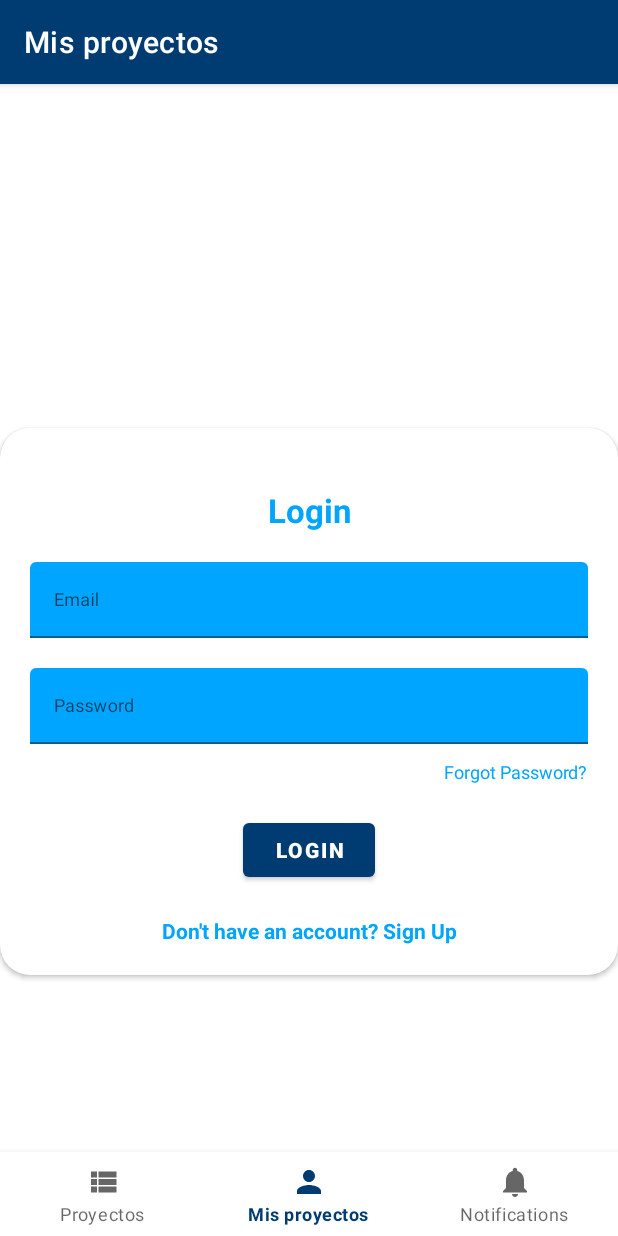
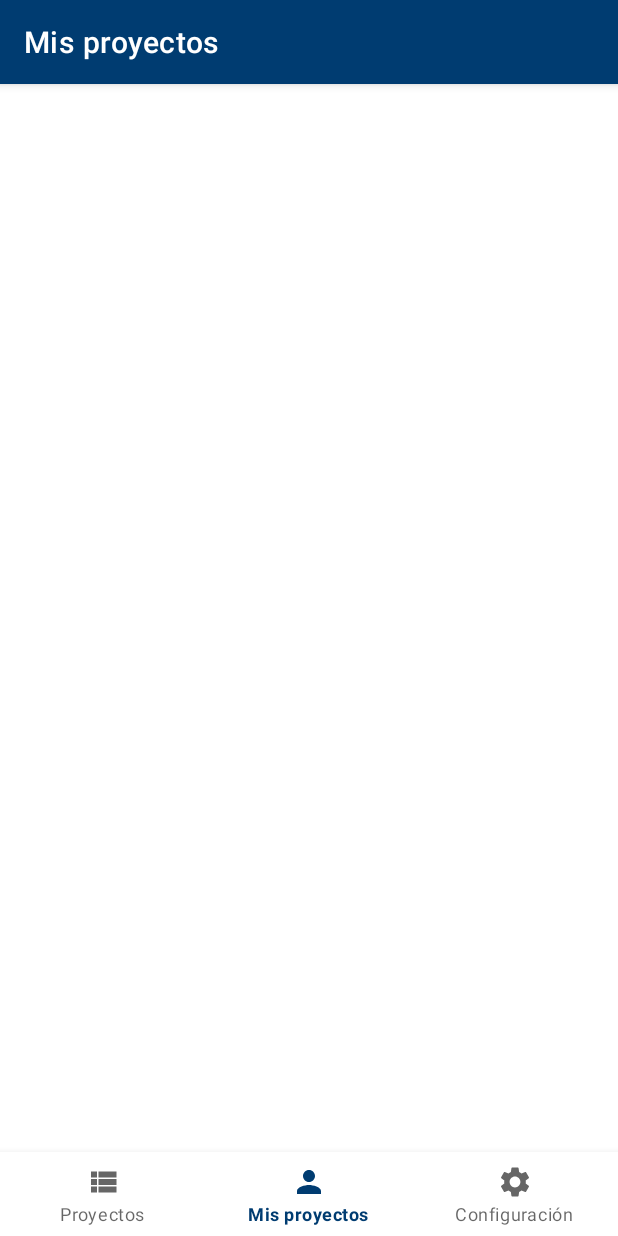
Before and after one commit to MaPache07/CSSApp, an Android app: the MyProjectsFragment screen opened through its navigation route, on a phone screen of 412 x 824 dp. Run offline under Robolectric (Android 15) with nearby library versions, the phone set to English and light mode, and no system bars; our stand-ins replace Firebase (no records; nobody signed in at launch, a user with empty details on screens opened directly), navigation-ui.

Commit message:
login obligatorio agregado, logout funcional, pestaña de configuracion en proceso

```diff
--- a/app/src/main/java/com/uca/app_css/MainActivity.kt
+++ b/app/src/main/java/com/uca/app_css/MainActivity.kt
@@ -1,12 +1,15 @@
 package com.uca.app_css
 
+import android.content.Intent
 import android.os.Bundle
+import android.provider.AlarmClock.EXTRA_MESSAGE
 import com.google.android.material.bottomnavigation.BottomNavigationView
 import androidx.appcompat.app.AppCompatActivity
 import androidx.navigation.findNavController
 import androidx.navigation.ui.AppBarConfiguration
 import androidx.navigation.ui.setupActionBarWithNavController
 import androidx.navigation.ui.setupWithNavController
+import com.google.firebase.auth.FirebaseAuth
 
 class MainActivity : AppCompatActivity() {
 
@@ -15,6 +18,15 @@ class MainActivity : AppCompatActivity() {
         setContentView(R.layout.activity_main)
         val navView: BottomNavigationView = findViewById(R.id.nav_view)
 
+        var mAuth: FirebaseAuth = FirebaseAuth.getInstance()
+
+        if (mAuth.currentUser==null){
+            val intent = Intent(this, LoginActivity::class.java).apply {
+                putExtra(EXTRA_MESSAGE, "test")
+            }
+            startActivity(intent)
+        }
+        else{
             val navController = findNavController(R.id.nav_host_fragment)
             // Passing each menu ID as a set of Ids because each
             // menu should be considered as top level destinations.
@@ -23,4 +35,7 @@ class MainActivity : AppCompatActivity() {
             setupActionBarWithNavController(navController, appBarConfiguration)
             navView.setupWithNavController(navController)
         }
+
+
     }
+}
--- a/app/src/main/java/com/uca/app_css/ui/login/LoginFragment.kt
+++ b/app/src/main/java/com/uca/app_css/ui/login/LoginFragment.kt
@@ -7,14 +7,11 @@ import android.view.View
 import android.view.ViewGroup
 import android.widget.Button
 import android.widget.EditText
-import android.widget.TextView
 import android.widget.Toast
 import androidx.fragment.app.Fragment
-import androidx.lifecycle.Observer
 import androidx.lifecycle.ViewModelProvider
 import com.google.firebase.auth.FirebaseAuth
 import com.uca.app_css.R
-import com.uca.app_css.ui.notifications.NotificationsViewModel
 
 class LoginFragment : Fragment() {
 
--- a/app/src/main/java/com/uca/app_css/ui/my_projects/MyProjectsFragment.kt
+++ b/app/src/main/java/com/uca/app_css/ui/my_projects/MyProjectsFragment.kt
@@ -2,6 +2,7 @@ package com.uca.app_css.ui.my_projects
 
 import android.os.Bundle
 import android.text.TextUtils
+import android.util.Log
 import android.view.LayoutInflater
 import android.view.View
 import android.view.ViewGroup
@@ -14,6 +15,7 @@ import androidx.fragment.app.findFragment
 import androidx.lifecycle.ViewModelProvider
 import com.google.firebase.auth.FirebaseAuth
 import com.uca.app_css.R
+import com.uca.app_css.ui.all_projects.AllProjectsFragment
 import com.uca.app_css.ui.login.LoginFragment
 
 
@@ -32,21 +34,20 @@ class MyProjectsFragment : Fragment(){
                 ViewModelProvider(this).get(MyProjectsViewModel::class.java)
         mAuth = FirebaseAuth.getInstance()
         val root = inflater.inflate(R.layout.fragment_my_projects, container, false)
-        //val textView: TextView = root.findViewById(R.id.text_home)
-        val parentFrag = MyProjectsFragment()
-
+        //val parentFrag = MyProjectsFragment()
+/*
         if(mAuth.currentUser == null){
 
             val childFragment: Fragment = LoginFragment()
             childFragmentManager.beginTransaction().replace(R.id.child_fragment_container, childFragment).commit()
         }
         else{
-            val childFragment: Fragment = LoginFragment()
+            val childFragment: Fragment = AllProjectsFragment()
             childFragmentManager.beginTransaction().replace(R.id.child_fragment_container, childFragment).commit()
-        }
-        /*myProjectsViewModel.text.observe(viewLifecycleOwner, Observer {
-            textView.text = it
-        })*/
+            Log.d("HOLA","llego aca")
+            Log.d("HOLA",mAuth.currentUser!!.email.toString())
+        }*/
         return root
     }
+    //override fun
 }
--- a/app/src/main/java/com/uca/app_css/ui/notifications/NotificationsViewModel.kt
+++ b/app/src/main/java/com/uca/app_css/ui/settings/NotificationsViewModel.kt
@@ -1,4 +1,4 @@
-package com.uca.app_css.ui.notifications
+package com.uca.app_css.ui.settings
 
 import androidx.lifecycle.LiveData
 import androidx.lifecycle.MutableLiveData
--- /dev/null
+++ b/app/src/main/res/drawable/ic_baseline_settings_24.xml
@@ -0,0 +1,5 @@
+<vector android:height="24dp" android:tint="#FFFFFF"
+    android:viewportHeight="24" android:viewportWidth="24"
+    android:width="24dp" xmlns:android="http://schemas.android.com/apk/res/android">
+    <path android:fillColor="@android:color/white" android:pathData="M19.14,12.94c0.04,-0.3 0.06,-0.61 0.06,-0.94c0,-0.32 -0.02,-0.64 -0.07,-0.94l2.03,-1.58c0.18,-0.14 0.23,-0.41 0.12,-0.61l-1.92,-3.32c-0.12,-0.22 -0.37,-0.29 -0.59,-0.22l-2.39,0.96c-0.5,-0.38 -1.03,-0.7 -1.62,-0.94L14.4,2.81c-0.04,-0.24 -0.24,-0.41 -0.48,-0.41h-3.84c-0.24,0 -0.43,0.17 -0.47,0.41L9.25,5.35C8.66,5.59 8.12,5.92 7.63,6.29L5.24,5.33c-0.22,-0.08 -0.47,0 -0.59,0.22L2.74,8.87C2.62,9.08 2.66,9.34 2.86,9.48l2.03,1.58C4.84,11.36 4.8,11.69 4.8,12s0.02,0.64 0.07,0.94l-2.03,1.58c-0.18,0.14 -0.23,0.41 -0.12,0.61l1.92,3.32c0.12,0.22 0.37,0.29 0.59,0.22l2.39,-0.96c0.5,0.38 1.03,0.7 1.62,0.94l0.36,2.54c0.05,0.24 0.24,0.41 0.48,0.41h3.84c0.24,0 0.44,-0.17 0.47,-0.41l0.36,-2.54c0.59,-0.24 1.13,-0.56 1.62,-0.94l2.39,0.96c0.22,0.08 0.47,0 0.59,-0.22l1.92,-3.32c0.12,-0.22 0.07,-0.47 -0.12,-0.61L19.14,12.94zM12,15.6c-1.98,0 -3.6,-1.62 -3.6,-3.6s1.62,-3.6 3.6,-3.6s3.6,1.62 3.6,3.6S13.98,15.6 12,15.6z"/>
+</vector>
--- a/app/src/main/res/layout/layout_login.xml
+++ b/app/src/main/res/layout/layout_login.xml
@@ -63,14 +63,6 @@
             android:layout_gravity="center_horizontal"
             android:layout_marginTop="@dimen/loginViewsMargin"/>
 
-        <TextView
-            style="@style/parent"
-            android:textAlignment="center"
-            android:textStyle="bold"
-            android:textColor="@color/primaryTextColor"
-            android:text="@string/login_signup_hint"
-            android:onClick="viewRegisterClicked"
-            android:layout_marginTop="@dimen/loginViewsMargin"/>
 
 
     </LinearLayout>
--- a/app/src/main/res/menu/bottom_nav_menu.xml
+++ b/app/src/main/res/menu/bottom_nav_menu.xml
@@ -13,7 +13,7 @@
 
     <item
         android:id="@+id/navigation_notifications"
-        android:icon="@drawable/ic_notifications_black_24dp"
-        android:title="@string/title_notifications" />
+        android:icon="@drawable/ic_baseline_settings_24"
+        android:title="@string/title_settings" />
 
 </menu>
--- a/app/src/main/res/navigation/mobile_navigation.xml
+++ b/app/src/main/res/navigation/mobile_navigation.xml
@@ -19,7 +19,7 @@
 
     <fragment
         android:id="@+id/navigation_notifications"
-        android:name="com.uca.app_css.ui.notifications.NotificationsFragment"
-        android:label="@string/title_notifications"
-        tools:layout="@layout/fragment_notifications" />
+        android:name="com.uca.app_css.ui.settings.SettingsFragment"
+        android:label="@string/title_settings"
+        tools:layout="@layout/fragment_settings" />
 </navigation>
--- a/app/src/main/res/values/strings.xml
+++ b/app/src/main/res/values/strings.xml
@@ -2,7 +2,7 @@
     <string name="app_name">app_css</string>
     <string name="title_projects">Proyectos</string>
     <string name="title_my_projects">Mis proyectos</string>
-    <string name="title_notifications">Notifications</string>
+    <string name="title_settings">Configuración</string>
 
     <string name="register">REGISTER</string>
     <string name="login_email_hint">Email</string>
```
Also changed, not shown: app/src/main/AndroidManifest.xml (+4 -3 lines), app/src/main/java/com/uca/app_css/LoginActivity.kt (added, +45 -0 lines), app/src/main/java/com/uca/app_css/ui/notifications/NotificationsFragment.kt (deleted, +0 -31 lines), app/src/main/java/com/uca/app_css/ui/settings/SettingsFragment.kt (added, +45 -0 lines), app/src/main/res/layout/activity_login2.xml (added, +9 -0 lines), app/src/main/res/layout/fragment_settings.xml (renamed from app/src/main/res/layout/fragment_notifications.xml, +9 -1 lines). Lines whose indentation alone changed are shown as unchanged.
